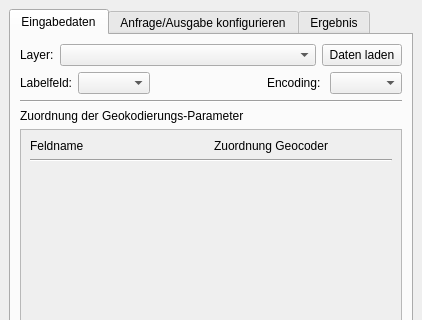
Above: interface/ui/main_dockwidget.ui from de-bkg/qgis-geocoder before the change; both pictures show x 0 to 422 and y 0 to 320 of the 422 by 602 pixel window. Below: the same form after it.
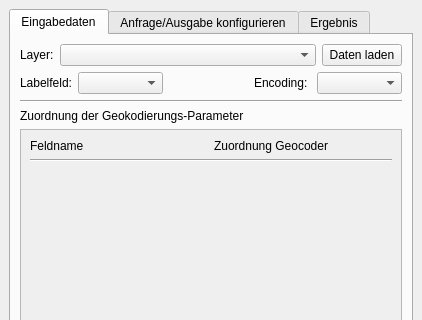
That is the form after the change. Icons and pictures are not drawn. Custom widgets are drawn as their Qt base class.

Commit message: show label in log; label-combo size

```diff
--- a/interface/ui/main_dockwidget.ui
+++ b/interface/ui/main_dockwidget.ui
@@ -190,7 +190,14 @@
              </widget>
             </item>
             <item>
-             <widget class="QComboBox" name="label_field_combo"/>
+             <widget class="QComboBox" name="label_field_combo">
+              <property name="sizePolicy">
+               <sizepolicy hsizetype="MinimumExpanding" vsizetype="Fixed">
+                <horstretch>0</horstretch>
+                <verstretch>0</verstretch>
+               </sizepolicy>
+              </property>
+             </widget>
             </item>
             <item>
              <spacer name="horizontalSpacer_7">
@@ -213,7 +220,14 @@
              </widget>
             </item>
             <item>
-             <widget class="QComboBox" name="encoding_combo"/>
+             <widget class="QComboBox" name="encoding_combo">
+              <property name="sizePolicy">
+               <sizepolicy hsizetype="MinimumExpanding" vsizetype="Fixed">
+                <horstretch>0</horstretch>
+                <verstretch>0</verstretch>
+               </sizepolicy>
+              </property>
+             </widget>
             </item>
            </layout>
           </item>
```
Left out of the diff: 2 changed lines with no effect on the pictures. The commit also changes 1 other file.
